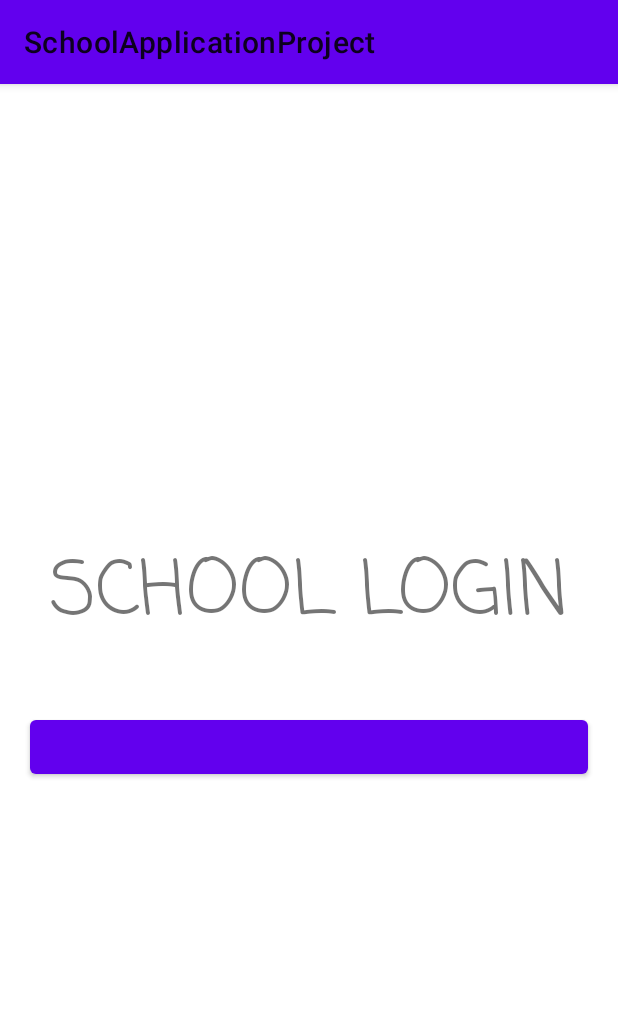
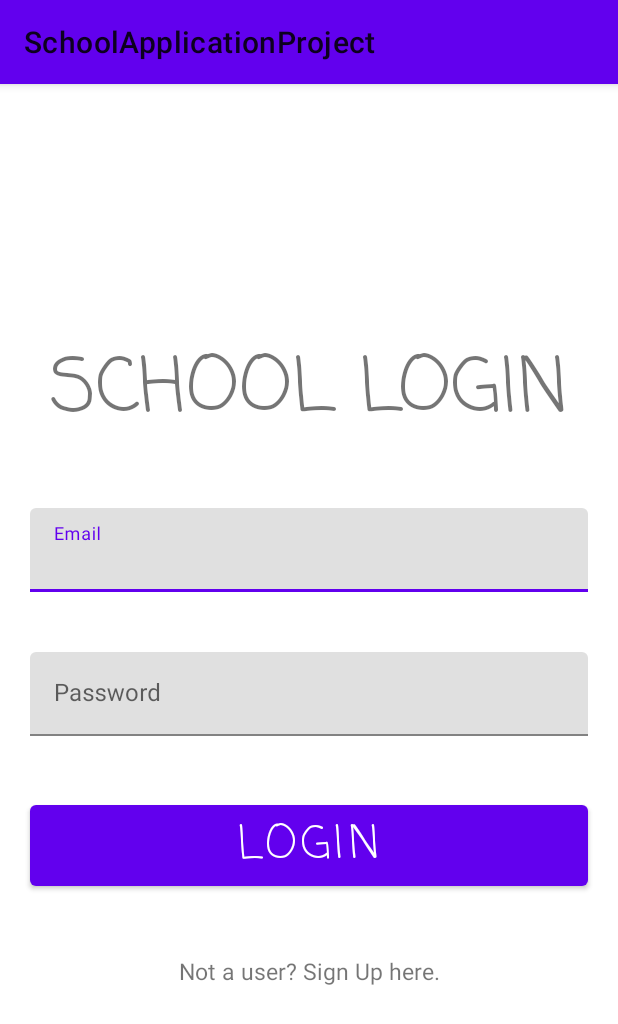
Before and after one commit to MaryumHabibQureshi/SchoolApplicationProject, an Android app: the screen it shows after launch (MainActivity), on a phone screen of 412 x 824 dp. Shown: the top 1024 px of the screen. Run offline under Robolectric (Android 15) with nearby library versions, the phone set to English and light mode, and no system bars.

Commit message:
third commit

```diff
--- a/app/build.gradle
+++ b/app/build.gradle
@@ -30,6 +30,8 @@ dependencies {
     implementation 'com.google.firebase:firebase-database:19.3.0'
     implementation 'com.google.firebase:firebase-firestore:21.4.3'
     implementation 'com.google.android.material:material:1.1.0'
+    implementation 'androidx.annotation:annotation:1.1.0'
+    implementation 'androidx.lifecycle:lifecycle-extensions:2.1.0'
     testImplementation 'junit:junit:4.12'
     androidTestImplementation 'androidx.test.ext:junit:1.1.1'
     androidTestImplementation 'androidx.test.espresso:espresso-core:3.2.0'
--- a/app/src/main/AndroidManifest.xml
+++ b/app/src/main/AndroidManifest.xml
@@ -9,6 +9,9 @@
         android:roundIcon="@mipmap/ic_launcher_round"
         android:supportsRtl="true"
         android:theme="@style/AppTheme">
+        <activity
+            android:name=".ui.login.LoginActivity"
+            android:label="@string/title_activity_login"></activity>
         <activity android:name=".MainActivity">
             <intent-filter>
                 <action android:name="android.intent.action.MAIN" />
--- a/app/src/main/res/layout/activity_main.xml
+++ b/app/src/main/res/layout/activity_main.xml
@@ -14,14 +14,52 @@
         android:text="School Login"
         android:textAlignment="center"
         android:textSize="50sp"
-        android:layout_margin="20sp"
+        android:layout_margin="20dp"
         android:fontFamily="casual"
         android:textAllCaps="true"
         />
 
-    <Button
+    <com.google.android.material.textfield.TextInputLayout
+        android:id="@+id/tfEmail"
         android:layout_width="match_parent"
         android:layout_height="wrap_content"
-        android:layout_margin="20dp"/>
+        android:layout_margin="20dp"
+        android:hint="Email">
+        <com.google.android.material.textfield.TextInputEditText
+            android:layout_width="match_parent"
+            android:layout_height="wrap_content"
+            />
+    </com.google.android.material.textfield.TextInputLayout>
+
+    <com.google.android.material.textfield.TextInputLayout
+        android:id="@+id/tfPassword"
+        android:layout_width="match_parent"
+        android:layout_height="wrap_content"
+        android:layout_margin="20dp"
+        android:hint="Password">
+        <com.google.android.material.textfield.TextInputEditText
+            android:layout_width="match_parent"
+            android:layout_height="wrap_content"
+            />
+    </com.google.android.material.textfield.TextInputLayout>
+
+    <com.google.android.material.button.MaterialButton
+        android:layout_width="match_parent"
+        android:layout_height="wrap_content"
+        android:layout_margin="20dp"
+        android:text="Login"
+        android:textSize="30sp"
+        android:fontFamily="casual"
+        />
+
+    <com.google.android.material.textview.MaterialTextView
+        android:layout_width="match_parent"
+        android:layout_height="wrap_content"
+        android:text="Not a user? Sign Up here."
+        android:textAlignment="center"
+        android:textSize="15sp"
+        android:layout_margin="20dp"
+
+        />
 
 </LinearLayout>
--- /dev/null
+++ b/app/src/main/res/values/dimens.xml
@@ -0,0 +1,5 @@
+<resources>
+    <!-- Default screen margins, per the Android Design guidelines. -->
+ <dimen name="activity_horizontal_margin">16dp</dimen>
+ <dimen name="activity_vertical_margin">16dp</dimen>
+</resources>
```
Also changed, not shown: app/src/main/res/values/strings.xml (+9 -0 lines).
